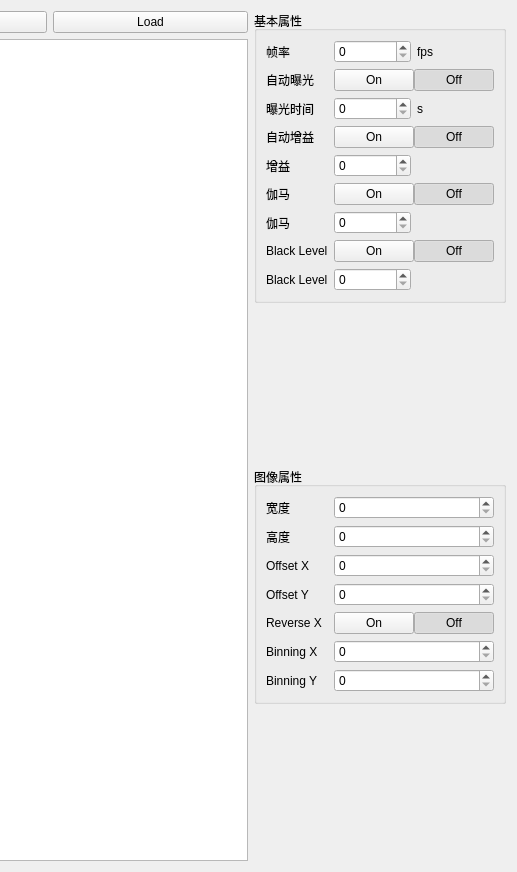
Old version of the form UIModular/MainWindow/FunctionWidget/ImagingWidget/ImagingWidgetUI.ui in the repository EddyXieFalcon/ColorAnalyst; both pictures show x 560 to 1077 and y 0 to 872 of the 1077 by 872 pixel window.
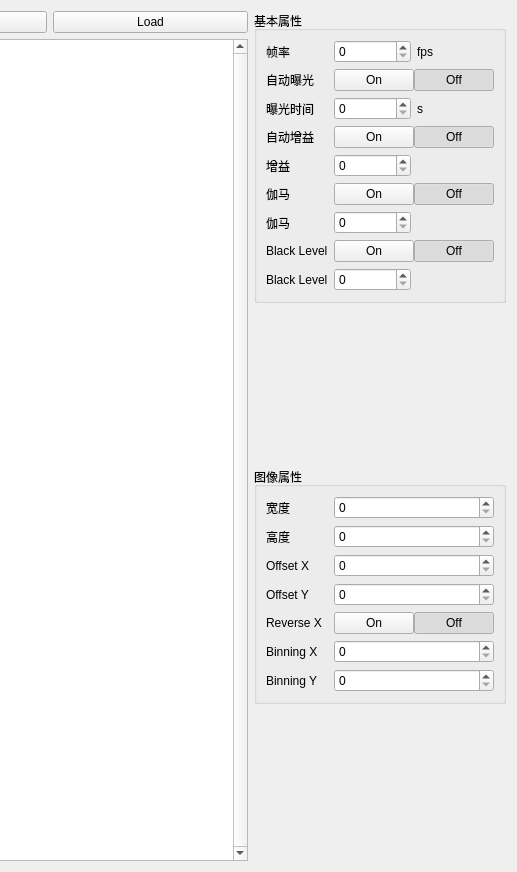
New version of the form.

Commit message: 图片窗口界面设计

Patch:
```diff
--- a/UIModular/MainWindow/FunctionWidget/ImagingWidget/ImagingWidgetUI.ui
+++ b/UIModular/MainWindow/FunctionWidget/ImagingWidget/ImagingWidgetUI.ui
@@ -49,7 +49,14 @@
       </layout>
      </item>
      <item>
-      <widget class="QGraphicsView" name="graphicsView"/>
+      <widget class="QGraphicsView" name="graphicsView">
+       <property name="verticalScrollBarPolicy">
+        <enum>Qt::ScrollBarAlwaysOn</enum>
+       </property>
+       <property name="horizontalScrollBarPolicy">
+        <enum>Qt::ScrollBarAlwaysOff</enum>
+       </property>
+      </widget>
      </item>
     </layout>
    </item>
```
Left out of the diff: 2 changed lines with no effect on the pictures. The commit also changes 6 other files.
